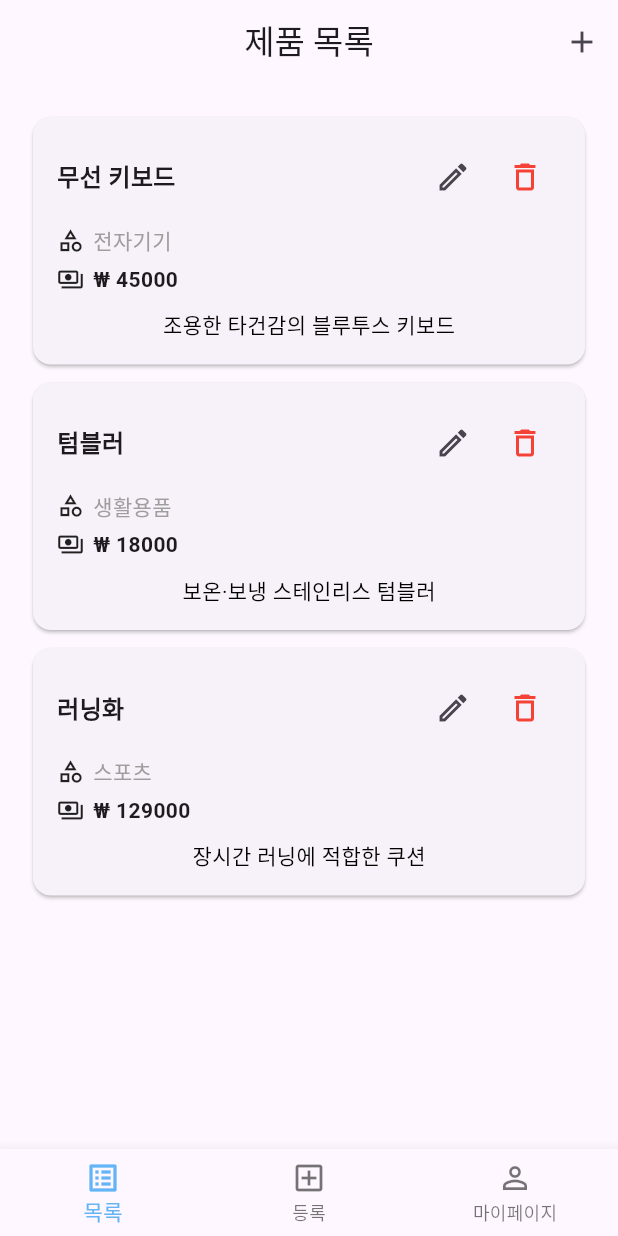
After one commit to ljs1990-tj/flutter_2025127, a Flutter app: the ProductList screen opened directly, on a phone screen of 412 x 824 dp. The commit adds this screen. Run offline on Flutter 3.47's test engine with Material 3 defaults, Android fonts, the phone set to English and light mode, and no system bars; our stand-ins replace cloud_firestore, firebase_core; accounts and stored records are empty.

Commit message:
2025.12.17 6교시

```diff
--- a/lib/day5/Product-Add.dart
+++ b/lib/day5/Product-Add.dart
@@ -1,6 +1,13 @@
+import 'package:cloud_firestore/cloud_firestore.dart';
+import 'package:firebase_core/firebase_core.dart';
 import 'package:flutter/material.dart';
+import '../firebase_options.dart';
 
-void main() {
+void main() async {
+  WidgetsFlutterBinding.ensureInitialized();
+  await Firebase.initializeApp(
+    options: DefaultFirebaseOptions.currentPlatform, // Firebase 초기화 설정
+  );
   runApp(const MyApp());
 }
 
@@ -16,8 +23,28 @@ class MyApp extends StatelessWidget {
   }
 }
 
-class AddProduct extends StatelessWidget {
+class AddProduct extends StatefulWidget {
   const AddProduct({super.key});
+
+  @override
+  State<AddProduct> createState() => _AddProductState();
+}
+
+class _AddProductState extends State<AddProduct> {
+  final FirebaseFirestore fs = FirebaseFirestore.instance;
+  final TextEditingController _pName = TextEditingController();
+  final TextEditingController _category = TextEditingController();
+  final TextEditingController _price = TextEditingController();
+  final TextEditingController _info = TextEditingController();
+
+  Future<void> createProduct() async{
+    await fs.collection("product").add({
+      "pName" : _pName.text,
+      "category" : _category.text,
+      "price" : int.parse(_price.text),
+      "info" : _info.text
+    });
+  }
 
   @override
   Widget build(BuildContext context) {
@@ -57,7 +84,6 @@ class AddProduct extends StatelessWidget {
         padding: EdgeInsets.all(16),
         child: Column(
           children: [
-
             /// 이미지 등록 영역
             Card(
               child: GestureDetector(
@@ -103,6 +129,7 @@ class AddProduct extends StatelessWidget {
                     ),
                     SizedBox(height: 12),
                     TextField(
+                      controller: _pName,
                       decoration: InputDecoration(
                         labelText: '제품명',
                         filled: true,
@@ -114,6 +141,7 @@ class AddProduct extends StatelessWidget {
                     ),
                     SizedBox(height: 12),
                     TextField(
+                      controller: _category,
                       decoration: InputDecoration(
                         labelText: '카테고리',
                         filled: true,
@@ -125,6 +153,7 @@ class AddProduct extends StatelessWidget {
                     ),
                     SizedBox(height: 12),
                     TextField(
+                      controller: _price,
                       keyboardType: TextInputType.number,
                       decoration: InputDecoration(
                         labelText: '가격',
@@ -156,6 +185,7 @@ class AddProduct extends StatelessWidget {
                     ),
                     SizedBox(height: 12),
                     TextField(
+                      controller: _info,
                       maxLines: 4,
                       decoration: InputDecoration(
                         hintText: '제품에 대한 설명을 입력해주세요',
@@ -176,7 +206,7 @@ class AddProduct extends StatelessWidget {
               width: double.infinity,
               height: 52,
               child: ElevatedButton(
-                onPressed: () {},
+                onPressed: createProduct,
                 style: ElevatedButton.styleFrom(
                   backgroundColor: Colors.indigo,
                   shape: RoundedRectangleBorder(
--- /dev/null
+++ b/lib/day5/Product-List.dart
@@ -0,0 +1,153 @@
+import 'package:flutter/material.dart';
+
+void main() {
+  runApp(const MyApp());
+}
+
+class MyApp extends StatelessWidget {
+  const MyApp({super.key});
+
+  @override
+  Widget build(BuildContext context) {
+    return MaterialApp(
+      debugShowCheckedModeBanner: false,
+      home: ProductList(),
+    );
+  }
+}
+
+class ProductList extends StatelessWidget {
+  const ProductList({super.key});
+
+  @override
+  Widget build(BuildContext context) {
+    /// 임의의 리스트
+    final List<Map<String, dynamic>> productList = [
+      {
+        'pName': '무선 키보드',
+        'category': '전자기기',
+        'price': 45000,
+        'info': '조용한 타건감의 블루투스 키보드',
+      },
+      {
+        'pName': '텀블러',
+        'category': '생활용품',
+        'price': 18000,
+        'info': '보온·보냉 스테인리스 텀블러',
+      },
+      {
+        'pName': '러닝화',
+        'category': '스포츠',
+        'price': 129000,
+        'info': '장시간 러닝에 적합한 쿠션',
+      },
+    ];
+
+    return Scaffold(
+      appBar: AppBar(
+        title: Text('제품 목록'),
+        centerTitle: true,
+        elevation: 0,
+        actions: [
+          IconButton(
+            icon: Icon(Icons.add),
+            onPressed: () {},
+          ),
+        ],
+      ),
+
+      bottomNavigationBar: BottomNavigationBar(
+        currentIndex: 0,
+        selectedItemColor: Colors.blue[300],
+        items: [
+          BottomNavigationBarItem(
+            icon: Icon(Icons.list_alt_outlined),
+            label: '목록',
+          ),
+          BottomNavigationBarItem(
+            icon: Icon(Icons.add_box_outlined),
+            label: '등록',
+          ),
+          BottomNavigationBarItem(
+            icon: Icon(Icons.person_outline),
+            label: '마이페이지',
+          ),
+        ],
+      ),
+
+      body: ListView.builder(
+        padding: EdgeInsets.all(16),
+        itemCount: productList.length,
+        itemBuilder: (context, index) {
+          final product = productList[index];
+
+          return Card(
+            margin: EdgeInsets.all(6),
+            child: Padding(
+              padding: EdgeInsets.all(16),
+              child: Column(
+                children: [
+                  Row(
+                    children: [
+                      Expanded(
+                        child: Text(
+                          product['pName'],
+                          style: TextStyle(
+                            fontSize: 16,
+                            fontWeight: FontWeight.bold,
+                          ),
+                        ),
+                      ),
+                      IconButton(
+                        icon: Icon(Icons.edit_outlined),
+                        onPressed: () {},
+                      ),
+                      IconButton(
+                        icon: Icon(
+                          Icons.delete_outline,
+                          color: Colors.red,
+                        ),
+                        onPressed: () {},
+                      ),
+                    ],
+                  ),
+                  SizedBox(height: 8),
+                  Row(
+                    children: [
+                      Icon(Icons.category_outlined, size: 18),
+                      SizedBox(width: 6),
+                      Text(
+                        product['category'],
+                        style: TextStyle(color: Colors.grey),
+                      ),
+                    ],
+                  ),
+                  SizedBox(height: 6),
+                  Row(
+                    children: [
+                      Icon(Icons.payments_outlined, size: 18),
+                      SizedBox(width: 6),
+                      Text(
+                        '₩ ${product['price']}',
+                        style: TextStyle(
+                          fontWeight: FontWeight.w600,
+                        ),
+                      ),
+                    ],
+                  ),
+                  SizedBox(height: 10),
+                  Text(
+                    product['info'],
+                    style: TextStyle(
+                      color: Colors.black,
+                    ),
+                  ),
+                ],
+              ),
+            ),
+          );
+        },
+      ),
+    );
+  }
+}
```
